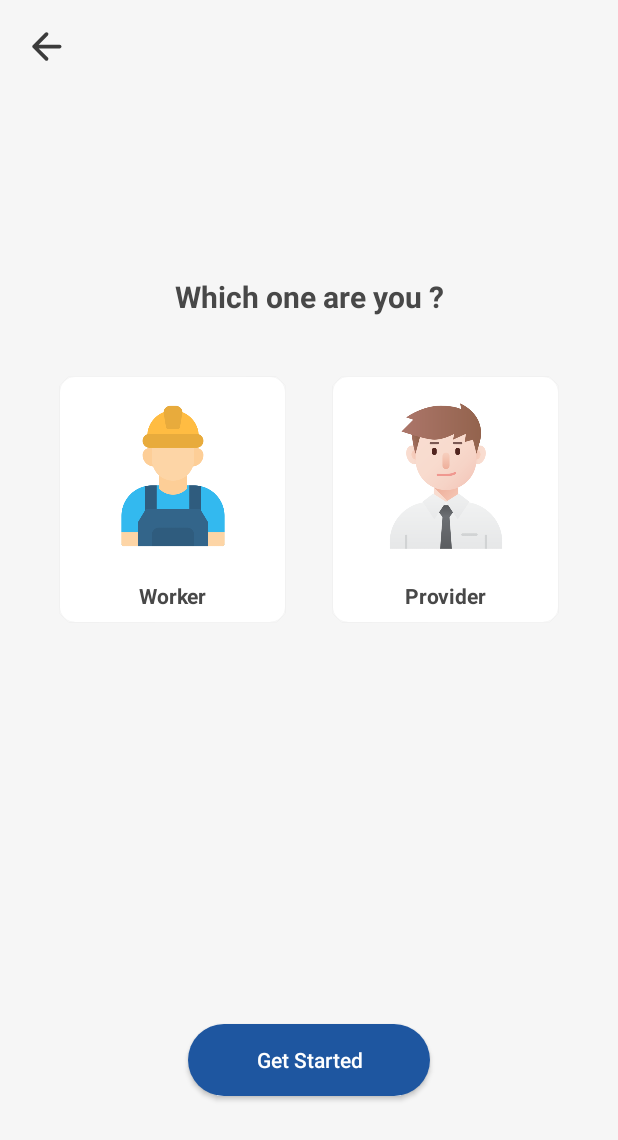
After one commit to thegr8manef/Depanini, an Android app: the UserTypeActivity screen opened directly, with no data from a screen before it, on a phone screen of 412 x 824 dp. The commit adds this screen. Shown: the top 1140 px of the screen. Run offline under Robolectric (Android 15) with nearby library versions, the phone set to English and light mode, and no system bars; our stand-ins replace Firebase (no records; nobody signed in at launch, a user with empty details on screens opened directly); libraries missing offline, so code that uses them is left out: java.security.acl; 2 statements that could not run were skipped.

Commit message:
create user type model

```diff
--- a/app/src/main/java/com/dev0jk/depanin/model/data/repository/UserRepository.kt
+++ b/app/src/main/java/com/dev0jk/depanin/model/data/repository/UserRepository.kt
@@ -13,4 +13,8 @@ class UserRepository {
     fun addUser(user: User, userImage: Uri?) : LiveData<MessageResult>{
         return userRemote.addUser(user, userImage)
     }
+
+    fun updateType(phone: String, type: String, userId: String): LiveData<MessageResult> {
+        return userRemote.updateType(phone, type, userId)
+    }
 }
--- a/app/src/main/java/com/dev0jk/depanin/model/entity/User.kt
+++ b/app/src/main/java/com/dev0jk/depanin/model/entity/User.kt
@@ -2,4 +2,5 @@ package com.dev0jk.depanin.model.entity
 
 data class User(val id : String, var name : String,
                 var lastName :String, val phone : String?,
-                var userImage : String?)
+                var userImage : String?,
+                var type : String? = null)
--- /dev/null
+++ b/app/src/main/java/com/dev0jk/depanin/view/UserTypeActivity.kt
@@ -0,0 +1,69 @@
+package com.dev0jk.depanin.view
+
+import android.content.Intent
+import androidx.appcompat.app.AppCompatActivity
+import android.os.Bundle
+import android.widget.Toast
+import androidx.lifecycle.Observer
+import com.dev0jk.depanin.R
+import com.dev0jk.depanin.databinding.ActivityUserTypeBinding
+import com.dev0jk.depanin.vm.UserVM
+import java.security.acl.Owner
+
+class UserTypeActivity : AppCompatActivity() {
+
+    private lateinit var binding: ActivityUserTypeBinding
+    lateinit var type : String
+    lateinit var userVM : UserVM
+
+    override fun onCreate(savedInstanceState: Bundle?) {
+        super.onCreate(savedInstanceState)
+
+        binding = ActivityUserTypeBinding.inflate(layoutInflater)
+        setContentView(binding.root)
+
+        userVM = UserVM()
+        var phone = intent.getStringExtra("phone").toString()
+        var userId = intent.getStringExtra("id").toString()
+
+
+        binding.provcardview.setOnClickListener{
+            binding.provcardview.setBackgroundResource(R.drawable.background_user_type)
+            binding.provcardview.animate().translationZ(50F).start()
+            binding.cardView.setBackgroundResource(R.drawable.background_user_type_white)
+            binding.cardView.animate().translationZ(0F).start()
+
+            type = "provider"
+
+        }
+        binding.cardView.setOnClickListener{
+            binding.cardView.setBackgroundResource(R.drawable.background_user_type)
+            binding.cardView.animate().translationZ(50F).start()
+            binding.provcardview.setBackgroundResource(R.drawable.background_user_type_white)
+            binding.provcardview.animate().translationZ(0F).start()
+
+            type ="worker"
+
+        }
+
+
+        binding.getStarted.setOnClickListener {
+            userVM.updateType(phone,type,userId).observe(this, Observer {
+                if (it.statu) {
+                    Toast.makeText(this, "Welcome", Toast.LENGTH_LONG).show()
+
+                    val intent = Intent(this, ProfileActivity::class.java)
+                    intent.putExtra("id",it.message)
+                    startActivity(intent)
+                    this.finish()
+                } else {
+                    if (it.message.isEmpty()){
+                        Toast.makeText(this, "Something Was Wrong", Toast.LENGTH_LONG).show()
+
+                    }else
+                        Toast.makeText(this, it.message, Toast.LENGTH_LONG).show()
+                }
+            })
+        }
+    }
+}
--- a/app/src/main/java/com/dev0jk/depanin/view/VerificationActivity.kt
+++ b/app/src/main/java/com/dev0jk/depanin/view/VerificationActivity.kt
@@ -225,6 +225,7 @@ class VerificationActivity : AppCompatActivity() {
                 //SignUp(textEmail,textPassword)
                 Toast.makeText(this,"Logged In as $phone",Toast.LENGTH_LONG).show()
                 val intent1 = Intent(this, UserInfoActivity::class.java)
+                intent1.putExtra("phone",phone)
                 startActivity(intent1)
                 this.finish()
 
--- a/app/src/main/java/com/dev0jk/depanin/vm/UserVM.kt
+++ b/app/src/main/java/com/dev0jk/depanin/vm/UserVM.kt
@@ -13,4 +13,8 @@ class UserVM {
     fun addUser(user: User, userImage: Uri?) : LiveData<MessageResult> {
         return userRepository.addUser(user, userImage)
     }
+
+    fun updateType(phone: String, type: String, userId: String): LiveData<MessageResult> {
+        return userRepository.updateType(phone, type, userId)
+    }
 }
--- /dev/null
+++ b/app/src/main/res/drawable/background_button.xml
@@ -0,0 +1,6 @@
+<?xml version="1.0" encoding="UTF-8"?>
+<shape xmlns:android="http://schemas.android.com/apk/res/android">
+    <corners android:radius="105dp" />
+
+    <solid android:color="@color/primary_color" />
+</shape>
--- /dev/null
+++ b/app/src/main/res/drawable/background_user_type.xml
@@ -0,0 +1,6 @@
+<?xml version="1.0" encoding="UTF-8"?>
+<shape xmlns:android="http://schemas.android.com/apk/res/android">
+    <corners android:radius="5dp" />
+    <stroke android:color="@color/third_color" android:width="3dp" />
+    <solid android:color="@color/third_color" />
+</shape>
--- /dev/null
+++ b/app/src/main/res/drawable/background_user_type_white.xml
@@ -0,0 +1,6 @@
+<?xml version="1.0" encoding="UTF-8"?>
+<shape xmlns:android="http://schemas.android.com/apk/res/android">
+    <corners android:radius="5dp" />
+    <stroke android:color="@color/white" android:width="3dp" />
+    <solid android:color="@color/white" />
+</shape>
--- /dev/null
+++ b/app/src/main/res/layout/activity_user_type.xml
@@ -0,0 +1,139 @@
+<?xml version="1.0" encoding="utf-8"?>
+<androidx.constraintlayout.widget.ConstraintLayout xmlns:android="http://schemas.android.com/apk/res/android"
+    xmlns:app="http://schemas.android.com/apk/res-auto"
+    xmlns:tools="http://schemas.android.com/tools"
+    android:layout_width="match_parent"
+    android:layout_height="match_parent"
+    android:background="@color/secand_color"
+    tools:context=".view.UserTypeActivity">
+
+    <ImageButton
+        android:id="@+id/btn_back"
+        android:layout_width="wrap_content"
+        android:layout_height="wrap_content"
+        android:layout_marginStart="16dp"
+        android:layout_marginTop="16dp"
+        android:background="@color/secand_color"
+
+        android:src="@drawable/ic_arrow_back"
+        app:layout_constraintStart_toStartOf="parent"
+        app:layout_constraintTop_toTopOf="parent" />
+
+    <TextView
+        android:id="@+id/textView2"
+        android:layout_width="wrap_content"
+        android:layout_height="wrap_content"
+        android:layout_marginTop="184dp"
+        android:text="Which one are you ?"
+        android:textColor="#484848"
+        android:textSize="20sp"
+        android:textStyle="bold"
+        app:layout_constraintEnd_toEndOf="parent"
+        app:layout_constraintStart_toStartOf="parent"
+        app:layout_constraintTop_toTopOf="parent" />
+
+
+    <androidx.cardview.widget.CardView
+        android:id="@+id/cardView"
+        android:layout_width="150dp"
+        android:layout_height="wrap_content"
+        android:layout_margin="40dp"
+        app:cardCornerRadius="10dp"
+        app:layout_constraintStart_toStartOf="parent"
+        app:layout_constraintTop_toBottomOf="@+id/textView2">
+
+        <androidx.constraintlayout.widget.ConstraintLayout
+            android:layout_width="match_parent"
+
+            android:layout_height="match_parent">
+
+            <ImageView
+                android:id="@+id/imageView"
+                android:layout_width="100dp"
+                android:layout_height="100dp"
+                android:layout_marginTop="16dp"
+                android:src="@drawable/img_worker"
+                app:layout_constraintEnd_toEndOf="parent"
+                app:layout_constraintStart_toStartOf="parent"
+                app:layout_constraintTop_toTopOf="parent" />
+
+            <TextView
+                android:layout_width="wrap_content"
+                android:layout_height="wrap_content"
+                android:layout_marginTop="20dp"
+                android:layout_marginBottom="8dp"
+                android:text="Worker"
+
+                android:textColor="#484848"
+                android:textStyle="bold"
+                app:layout_constraintBottom_toBottomOf="parent"
+                app:layout_constraintEnd_toEndOf="parent"
+                app:layout_constraintStart_toStartOf="parent"
+                app:layout_constraintTop_toBottomOf="@+id/imageView" />
+
+
+        </androidx.constraintlayout.widget.ConstraintLayout>
+
+
+    </androidx.cardview.widget.CardView>
+
+    <androidx.cardview.widget.CardView
+        android:id="@+id/provcardview"
+        android:layout_width="150dp"
+        android:layout_height="wrap_content"
+        android:layout_margin="40dp"
+        app:cardCornerRadius="10dp"
+        app:layout_constraintEnd_toEndOf="parent"
+        app:layout_constraintTop_toBottomOf="@+id/textView2">
+
+        <androidx.constraintlayout.widget.ConstraintLayout
+            android:layout_width="match_parent"
+            android:layout_height="match_parent">
+
+            <ImageView
+                android:id="@+id/imageViewProvider"
+                android:layout_width="100dp"
+                android:layout_height="100dp"
+                android:layout_marginTop="16dp"
+                android:src="@drawable/img_provider"
+                app:layout_constraintEnd_toEndOf="parent"
+                app:layout_constraintStart_toStartOf="parent"
+                app:layout_constraintTop_toTopOf="parent" />
+
+            <TextView
+                android:layout_width="wrap_content"
+                android:layout_height="wrap_content"
+                android:layout_marginTop="20dp"
+                android:layout_marginBottom="8dp"
+                android:text="Provider"
+
+                android:textColor="#484848"
+                android:textStyle="bold"
+                app:layout_constraintBottom_toBottomOf="parent"
+                app:layout_constraintEnd_toEndOf="parent"
+                app:layout_constraintStart_toStartOf="parent"
+                app:layout_constraintTop_toBottomOf="@+id/imageViewProvider" />
+
+
+        </androidx.constraintlayout.widget.ConstraintLayout>
+
+
+    </androidx.cardview.widget.CardView>
+
+    <Button
+        android:id="@+id/get_started"
+        android:layout_width="wrap_content"
+        android:layout_height="wrap_content"
+        android:text="Get Started"
+        app:layout_constraintBottom_toBottomOf="parent"
+        app:layout_constraintEnd_toEndOf="parent"
+        android:textColor="@color/white"
+        android:paddingLeft="45dp"
+        android:paddingRight="45dp"
+        android:textAllCaps="false"
+        android:background="@drawable/background_button"
+        app:layout_constraintStart_toStartOf="parent"
+        app:layout_constraintTop_toBottomOf="@+id/cardView"
+        app:layout_constraintVertical_bias="0.742" />
+
+</androidx.constraintlayout.widget.ConstraintLayout>
--- a/app/src/main/res/values/colors.xml
+++ b/app/src/main/res/values/colors.xml
@@ -9,5 +9,6 @@
     <color name="white">#FFFFFFFF</color>
     <color name="primary_color">#1E56A0</color>
     <color name="secand_color">#F6F6F6</color>
+    <color name="third_color">#D6E4F0</color>
     <color name="red">#ff3333</color>
 </resources>
```
Also changed, not shown: app/src/main/AndroidManifest.xml (+10 -6 lines), app/src/main/java/com/dev0jk/depanin/model/data/remote/UserRemote.kt (+21 -1 lines), app/src/main/java/com/dev0jk/depanin/view/ProfileActivity.kt (added, +12 -0 lines), app/src/main/java/com/dev0jk/depanin/view/UserInfoActivity.kt (+11 -1 lines), app/src/main/res/layout/activity_profile.xml (added, +9 -0 lines), app/src/main/res/layout/activity_user_info.xml (+5 -3 lines), app/src/main/res/drawable-v24/img_provider.png (added), app/src/main/res/drawable-v24/img_worker.png (added).
